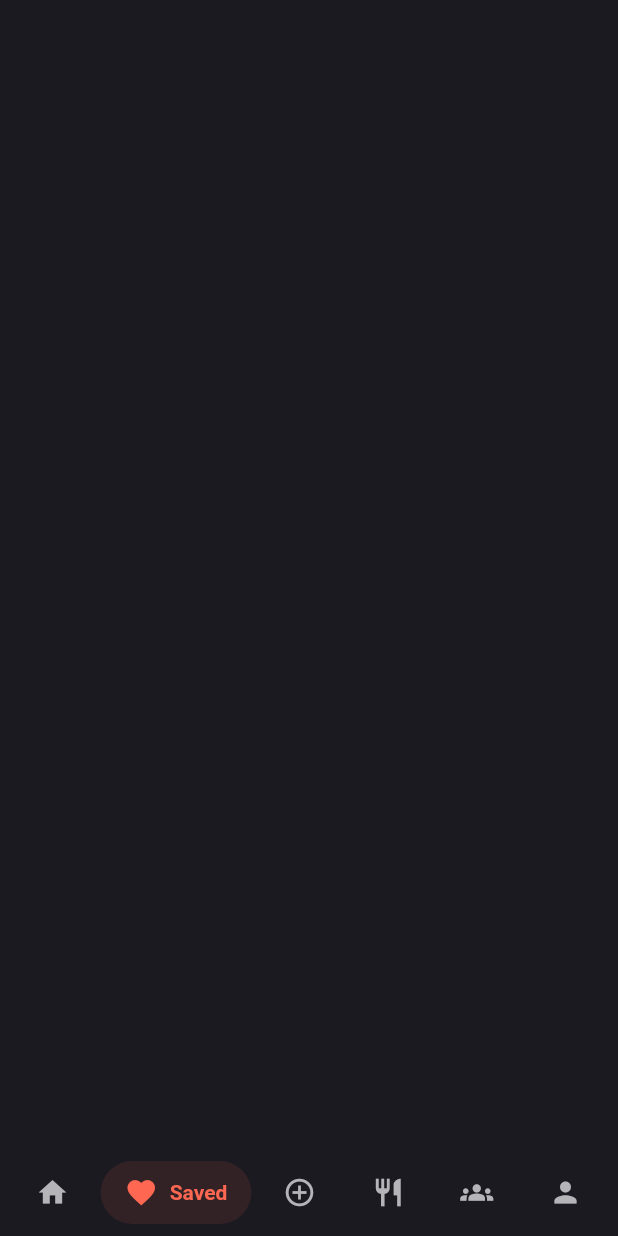
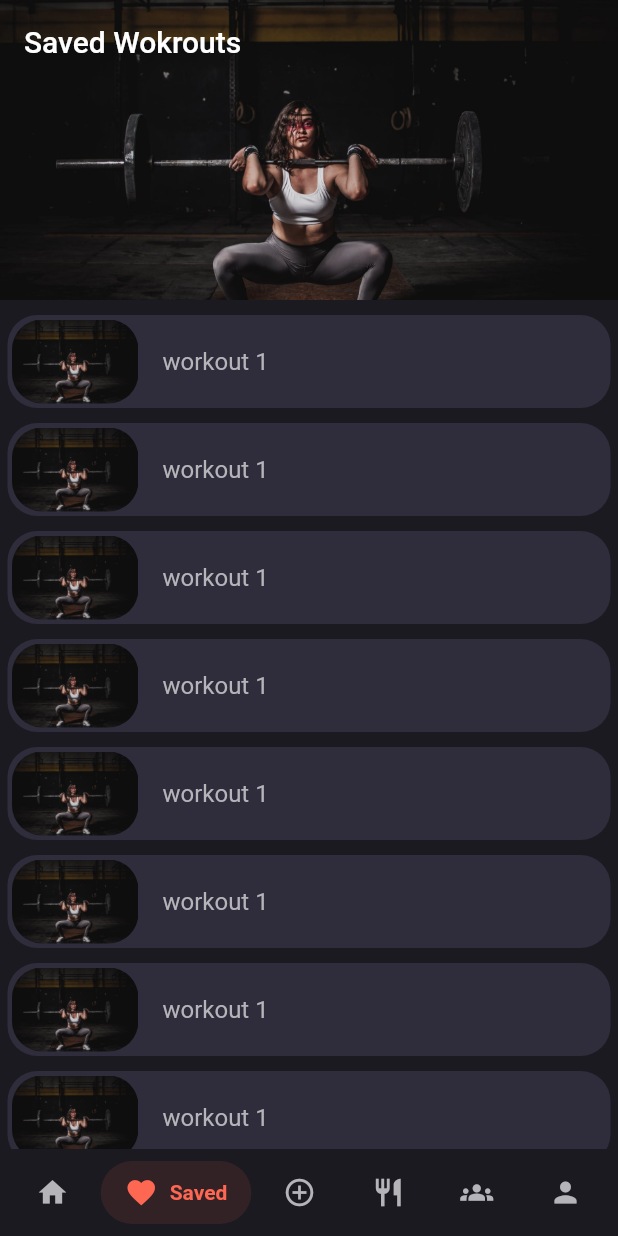
Before and after one commit to ColtonDevAcc/FitStack.ioApp-depricated, a Flutter app: the screen it shows after launch, item 2 of the bottom bar chosen, on a phone screen of 412 x 824 dp. Run offline on Flutter 3.47's test engine with Material 2 defaults, Android fonts, the phone set to English and light mode, and no system bars; drawn by our look-alikes of salomon_bottom_bar.

Commit message:
saved workout pt1

```diff
--- a/lib/views/savedView.dart
+++ b/lib/views/savedView.dart
@@ -1,10 +1,61 @@
 import 'package:flutter/cupertino.dart';
+import 'package:flutter/material.dart';
+import 'package:workify/theme/theme.dart';
 
 class SavedView extends StatelessWidget {
   const SavedView({Key? key}) : super(key: key);
 
   @override
   Widget build(BuildContext context) {
-    return Container();
+    return CustomScrollView(
+      slivers: [
+        SliverAppBar(
+          floating: false,
+          pinned: false,
+          expandedHeight: 200,
+          title: Text('Saved Wokrouts'),
+          flexibleSpace: FlexibleSpaceBar(background: Image.asset('assets/images/gymGirl.png', fit: BoxFit.cover)),
+          backgroundColor: Apptheme.mainBackgroundColor,
+        ),
+        SliverList(
+          delegate: SliverChildListDelegate(
+            [
+              savedWokrouts(),
+              savedWokrouts(),
+              savedWokrouts(),
+              savedWokrouts(),
+              savedWokrouts(),
+              savedWokrouts(),
+              savedWokrouts(),
+              savedWokrouts(),
+              savedWokrouts(),
+              savedWokrouts(),
+              savedWokrouts(),
+              savedWokrouts(),
+              savedWokrouts(),
+              savedWokrouts(),
+              savedWokrouts(),
+            ],
+          ),
+        )
+      ],
+    );
   }
 }
+
+Padding savedWokrouts() {
+  return Padding(
+    padding: const EdgeInsets.fromLTRB(5, 10, 5, 0),
+    child: Container(
+      decoration: BoxDecoration(borderRadius: BorderRadius.circular(20), color: Apptheme.mainCardColor),
+      child: ListTile(
+        title: Text('workout 1'),
+        leading: ClipRRect(
+          child: Image.asset('assets/images/gymGirl.png'),
+          borderRadius: BorderRadius.circular(20),
+        ),
+        contentPadding: EdgeInsets.fromLTRB(3, 3, 10, 3),
+      ),
+    ),
+  );
+}
```
Also changed, not shown: lib/views/profileView.dart (+14 -10 lines).
